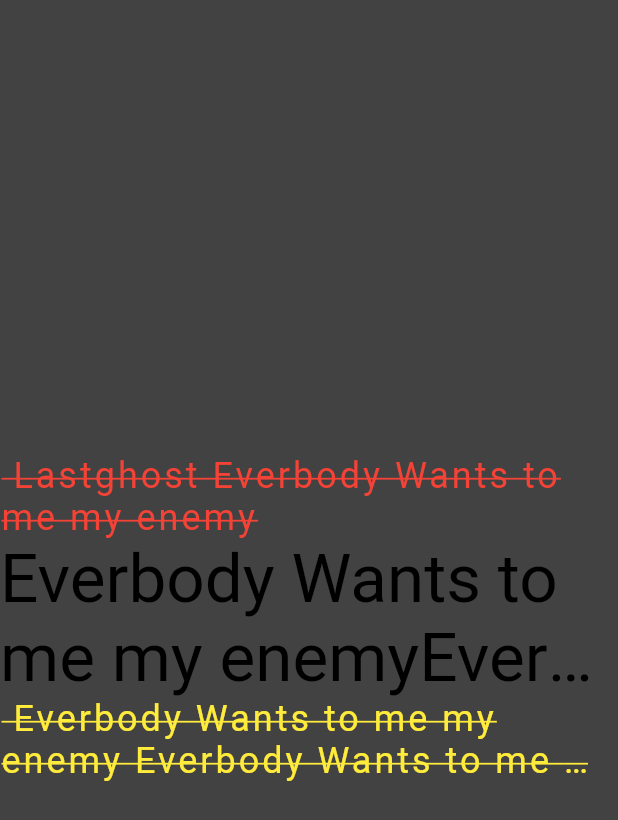
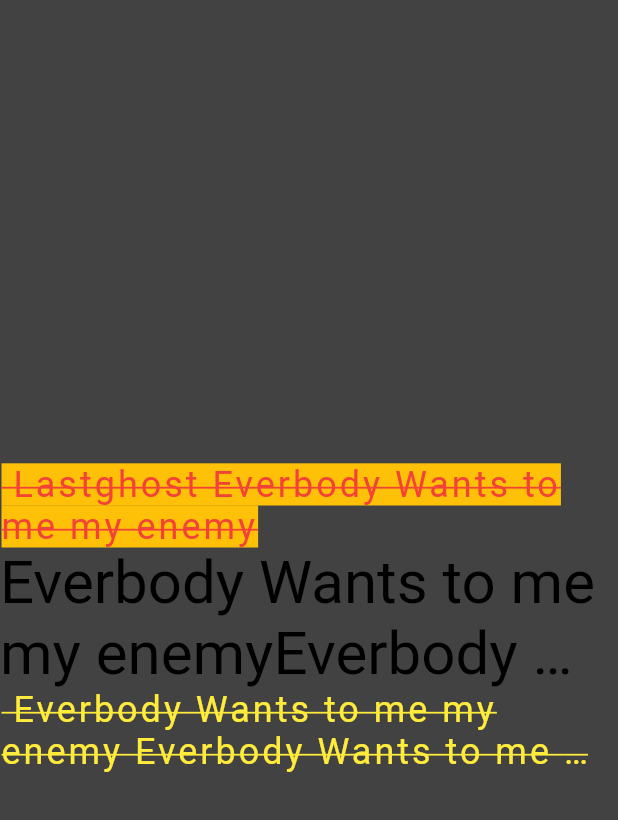
Before and after one commit to Lastghost33/zero_to_pro, a Flutter app: the screen it shows after launch, on a phone screen of 412 x 824 dp. Shown: the top 820 px of the screen. Run offline on Flutter 3.47's test engine with Material 2 defaults, Android fonts, the phone set to English and light mode, and no system bars.

Commit message:
Chore: Uptade text_learn_view

```diff
--- a/lib/101/text_learn_view.dart
+++ b/lib/101/text_learn_view.dart
@@ -19,6 +19,7 @@
               style: const TextStyle(
                 color: Colors.red,
                 decoration: TextDecoration.lineThrough,
+                backgroundColor: Colors.amber,
                 fontSize: 24,
                 letterSpacing: 2,
               ),
@@ -30,7 +31,7 @@
               style: Theme.of(context)
                   .textTheme
                   .headline3
-                  ?.copyWith(color: Colors.black),
+                  ?.copyWith(color: Colors.black, fontSize: 40),
             ),
             Text(
               ('${userName ?? ''} Everbody Wants to me my enemy' * 10),
```
